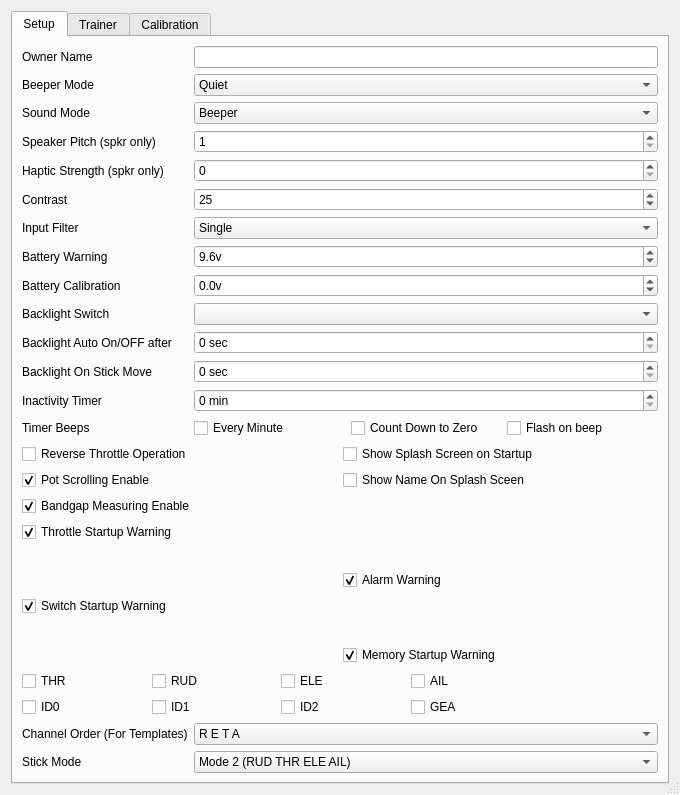
Qt form src/generaledit.ui (xhorizont/eepe) before a commit.
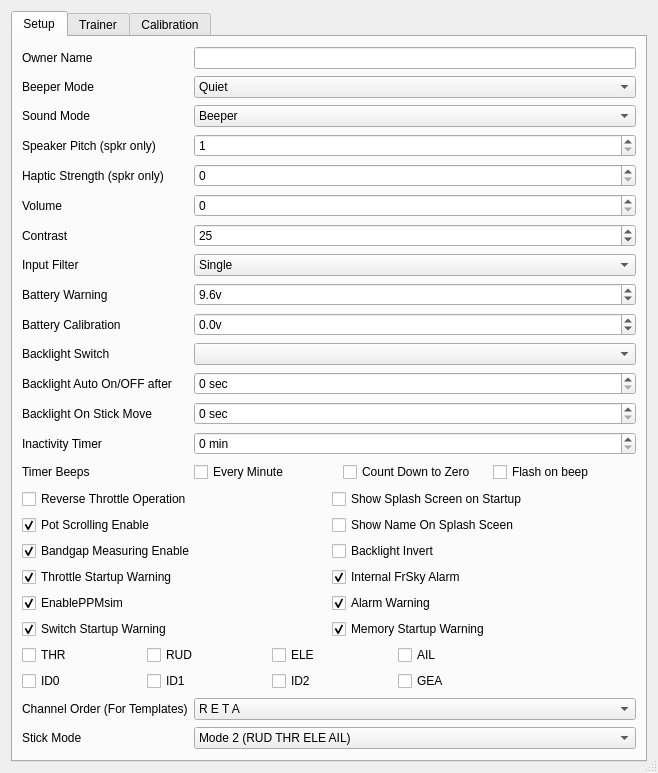
The same form after that commit. Icons and pictures are not drawn.

Commit message: backlightinv,volume,Ppmsim and IntFrSkyAlarms

Diff of the .ui file:
```diff
--- a/src/generaledit.ui
+++ b/src/generaledit.ui
@@ -6,8 +6,8 @@
    <rect>
     <x>0</x>
     <y>0</y>
-    <width>680</width>
-    <height>795</height>
+    <width>658</width>
+    <height>773</height>
    </rect>
   </property>
   <property name="windowTitle">
@@ -188,6 +188,20 @@
         </widget>
        </item>
        <item row="5" column="0">
+        <widget class="QLabel" name="label_37">
+         <property name="text">
+          <string>Volume</string>
+         </property>
+        </widget>
+       </item>
+       <item row="5" column="1">
+        <widget class="QSpinBox" name="volumeSB">
+         <property name="maximum">
+          <number>7</number>
+         </property>
+        </widget>
+       </item>
+       <item row="6" column="0">
         <widget class="QLabel" name="label">
          <property name="toolTip">
           <string extracomment="Screen Contrast [20-45]"/>
@@ -197,7 +211,7 @@
          </property>
         </widget>
        </item>
-       <item row="5" column="1">
+       <item row="6" column="1">
         <widget class="QSpinBox" name="contrastSB">
          <property name="toolTip">
           <string/>
@@ -224,14 +238,14 @@
          </property>
         </widget>
        </item>
-       <item row="6" column="0">
+       <item row="7" column="0">
         <widget class="QLabel" name="label_8">
          <property name="text">
           <string>Input Filter</string>
          </property>
         </widget>
        </item>
-       <item row="6" column="1">
+       <item row="7" column="1">
         <widget class="QComboBox" name="inputfilterCB">
          <item>
           <property name="text">
@@ -250,7 +264,7 @@
          </item>
         </widget>
        </item>
-       <item row="7" column="0">
+       <item row="8" column="0">
         <widget class="QLabel" name="label_2">
          <property name="toolTip">
           <string extracomment="Low Battery Voltage warning [5v-10v]"/>
@@ -260,7 +274,7 @@
          </property>
         </widget>
        </item>
-       <item row="7" column="1">
+       <item row="8" column="1">
         <widget class="QDoubleSpinBox" name="battwarningDSB">
          <property name="toolTip">
           <string/>
@@ -297,14 +311,14 @@
          </property>
         </widget>
        </item>
-       <item row="8" column="0">
+       <item row="9" column="0">
         <widget class="QLabel" name="label_3">
          <property name="text">
           <string>Battery Calibration</string>
          </property>
         </widget>
        </item>
-       <item row="8" column="1">
+       <item row="9" column="1">
         <widget class="QDoubleSpinBox" name="battcalibDSB">
          <property name="toolTip">
           <string/>
@@ -336,14 +350,14 @@
          </property>
         </widget>
        </item>
-       <item row="9" column="0">
+       <item row="10" column="0">
         <widget class="QLabel" name="label_4">
          <property name="text">
           <string>Backlight Switch</string>
          </property>
         </widget>
        </item>
-       <item row="9" column="1">
+       <item row="10" column="1">
         <widget class="QComboBox" name="backlightswCB">
          <property name="toolTip">
           <string/>
@@ -361,14 +375,14 @@
          </property>
         </widget>
        </item>
-       <item row="10" column="0">
+       <item row="11" column="0">
         <widget class="QLabel" name="label_5">
          <property name="text">
           <string>Backlight Auto On/OFF after</string>
          </property>
         </widget>
        </item>
-       <item row="10" column="1">
+       <item row="11" column="1">
         <widget class="QSpinBox" name="backlightautoSB">
          <property name="toolTip">
           <string/>
@@ -390,14 +404,14 @@
          </property>
         </widget>
        </item>
-       <item row="11" column="0">
+       <item row="12" column="0">
         <widget class="QLabel" name="label_38">
          <property name="text">
           <string>Backlight On Stick Move</string>
          </property>
         </widget>
        </item>
-       <item row="11" column="1">
+       <item row="12" column="1">
         <widget class="QSpinBox" name="backlightStickMove">
          <property name="toolTip">
           <string/>
@@ -419,14 +433,14 @@
          </property>
         </widget>
        </item>
-       <item row="12" column="0">
+       <item row="13" column="0">
         <widget class="QLabel" name="label_6">
          <property name="text">
           <string>Inactivity Timer</string>
          </property>
         </widget>
        </item>
-       <item row="12" column="1">
+       <item row="13" column="1">
         <widget class="QSpinBox" name="inactimerSB">
          <property name="toolTip">
           <string/>
@@ -445,15 +459,24 @@
          </property>
         </widget>
        </item>
-       <item row="13" column="0">
+       <item row="14" column="0">
         <widget class="QLabel" name="label_28">
+         <property name="sizePolicy">
+          <sizepolicy hsizetype="Preferred" vsizetype="Fixed">
+           <horstretch>0</horstretch>
+           <verstretch>0</verstretch>
+          </sizepolicy>
+         </property>
          <property name="text">
           <string>Timer Beeps</string>
          </property>
         </widget>
        </item>
-       <item row="13" column="1">
+       <item row="14" column="1">
         <layout class="QHBoxLayout" name="horizontalLayout">
+         <property name="spacing">
+          <number>6</number>
+         </property>
          <item>
           <widget class="QCheckBox" name="beepMinuteChkB">
            <property name="whatsThis">
@@ -494,8 +517,11 @@
          </item>
         </layout>
        </item>
-       <item row="14" column="0" colspan="2">
+       <item row="15" column="0" colspan="2">
         <layout class="QGridLayout" name="gridLayout_3">
+         <property name="sizeConstraint">
+          <enum>QLayout::SetNoConstraint</enum>
+         </property>
          <item row="0" column="0">
           <widget class="QCheckBox" name="thrrevChkB">
            <property name="whatsThis">
@@ -607,53 +633,7 @@
            </property>
           </widget>
          </item>
-         <item row="3" column="1" rowspan="2">
-          <widget class="QCheckBox" name="alarmwarnChkB">
-           <property name="whatsThis">
-            <string>&lt;!DOCTYPE HTML PUBLIC &quot;-//W3C//DTD HTML 4.0//EN&quot; &quot;http://www.w3.org/TR/REC-html40/strict.dtd&quot;&gt;
-&lt;html&gt;&lt;head&gt;&lt;meta name=&quot;qrichtext&quot; content=&quot;1&quot; /&gt;&lt;style type=&quot;text/css&quot;&gt;
-p, li { white-space: pre-wrap; }
-&lt;/style&gt;&lt;/head&gt;&lt;body style=&quot; font-family:'MS Shell Dlg 2'; font-size:8.25pt; font-weight:400; font-style:normal;&quot;&gt;
-&lt;p style=&quot; margin-top:0px; margin-bottom:0px; margin-left:0px; margin-right:0px; -qt-block-indent:0; text-indent:0px;&quot;&gt;&lt;span style=&quot; text-decoration: underline;&quot;&gt;Warnings&lt;/span&gt;&lt;/p&gt;
-&lt;p style=&quot;-qt-paragraph-type:empty; margin-top:0px; margin-bottom:0px; margin-left:0px; margin-right:0px; -qt-block-indent:0; text-indent:0px;&quot;&gt;&lt;/p&gt;
-&lt;p style=&quot; margin-top:0px; margin-bottom:0px; margin-left:0px; margin-right:0px; -qt-block-indent:0; text-indent:0px;&quot;&gt;These will define startup warnings.&lt;/p&gt;
-&lt;p style=&quot; margin-top:0px; margin-bottom:0px; margin-left:0px; margin-right:0px; -qt-block-indent:0; text-indent:0px;&quot;&gt;Throttle warning - will alert if the throttle is not at idle during startup&lt;/p&gt;
-&lt;p style=&quot; margin-top:0px; margin-bottom:0px; margin-left:0px; margin-right:0px; -qt-block-indent:0; text-indent:0px;&quot;&gt;Switch warning - will alert if switches are not in their defaul position&lt;/p&gt;
-&lt;p style=&quot; margin-top:0px; margin-bottom:0px; margin-left:0px; margin-right:0px; -qt-block-indent:0; text-indent:0px;&quot;&gt;Memory warning - will alert if there's not a lot of memory left&lt;/p&gt;
-&lt;p style=&quot; margin-top:0px; margin-bottom:0px; margin-left:0px; margin-right:0px; -qt-block-indent:0; text-indent:0px;&quot;&gt;Silent mode warning - will alert you if the beeper is set to quiet (0)&lt;/p&gt;&lt;/body&gt;&lt;/html&gt;</string>
-           </property>
-           <property name="text">
-            <string>Alarm Warning</string>
-           </property>
-           <property name="checked">
-            <bool>true</bool>
-           </property>
-          </widget>
-         </item>
-         <item row="4" column="0" rowspan="2">
-          <widget class="QCheckBox" name="switchwarnChkB">
-           <property name="whatsThis">
-            <string>&lt;!DOCTYPE HTML PUBLIC &quot;-//W3C//DTD HTML 4.0//EN&quot; &quot;http://www.w3.org/TR/REC-html40/strict.dtd&quot;&gt;
-&lt;html&gt;&lt;head&gt;&lt;meta name=&quot;qrichtext&quot; content=&quot;1&quot; /&gt;&lt;style type=&quot;text/css&quot;&gt;
-p, li { white-space: pre-wrap; }
-&lt;/style&gt;&lt;/head&gt;&lt;body style=&quot; font-family:'MS Shell Dlg 2'; font-size:8.25pt; font-weight:400; font-style:normal;&quot;&gt;
-&lt;p style=&quot; margin-top:0px; margin-bottom:0px; margin-left:0px; margin-right:0px; -qt-block-indent:0; text-indent:0px;&quot;&gt;&lt;span style=&quot; text-decoration: underline;&quot;&gt;Warnings&lt;/span&gt;&lt;/p&gt;
-&lt;p style=&quot;-qt-paragraph-type:empty; margin-top:0px; margin-bottom:0px; margin-left:0px; margin-right:0px; -qt-block-indent:0; text-indent:0px;&quot;&gt;&lt;/p&gt;
-&lt;p style=&quot; margin-top:0px; margin-bottom:0px; margin-left:0px; margin-right:0px; -qt-block-indent:0; text-indent:0px;&quot;&gt;These will define startup warnings.&lt;/p&gt;
-&lt;p style=&quot; margin-top:0px; margin-bottom:0px; margin-left:0px; margin-right:0px; -qt-block-indent:0; text-indent:0px;&quot;&gt;Throttle warning - will alert if the throttle is not at idle during startup&lt;/p&gt;
-&lt;p style=&quot; margin-top:0px; margin-bottom:0px; margin-left:0px; margin-right:0px; -qt-block-indent:0; text-indent:0px;&quot;&gt;Switch warning - will alert if switches are not in their defaul position&lt;/p&gt;
-&lt;p style=&quot; margin-top:0px; margin-bottom:0px; margin-left:0px; margin-right:0px; -qt-block-indent:0; text-indent:0px;&quot;&gt;Memory warning - will alert if there's not a lot of memory left&lt;/p&gt;
-&lt;p style=&quot; margin-top:0px; margin-bottom:0px; margin-left:0px; margin-right:0px; -qt-block-indent:0; text-indent:0px;&quot;&gt;Silent mode warning - will alert you if the beeper is set to quiet (0)&lt;/p&gt;&lt;/body&gt;&lt;/html&gt;</string>
-           </property>
-           <property name="text">
-            <string>Switch Startup Warning</string>
-           </property>
-           <property name="checked">
-            <bool>true</bool>
-           </property>
-          </widget>
-         </item>
-         <item row="5" column="1">
+         <item row="7" column="1">
           <widget class="QCheckBox" name="memwarnChkB">
            <property name="whatsThis">
             <string>&lt;!DOCTYPE HTML PUBLIC &quot;-//W3C//DTD HTML 4.0//EN&quot; &quot;http://www.w3.org/TR/REC-html40/strict.dtd&quot;&gt;
@@ -676,7 +656,7 @@
            </property>
           </widget>
          </item>
-         <item row="6" column="0" colspan="2">
+         <item row="8" column="0" colspan="2">
           <layout class="QGridLayout" name="gridLayout_7" columnminimumwidth="0,0,0,0,0">
            <item row="0" column="0">
             <widget class="QCheckBox" name="switchDefPos_1">
@@ -736,16 +716,142 @@
            </item>
           </layout>
          </item>
+         <item row="6" column="1">
+          <widget class="QCheckBox" name="alarmwarnChkB">
+           <property name="sizePolicy">
+            <sizepolicy hsizetype="Minimum" vsizetype="Fixed">
+             <horstretch>0</horstretch>
+             <verstretch>0</verstretch>
+            </sizepolicy>
+           </property>
+           <property name="whatsThis">
+            <string>&lt;!DOCTYPE HTML PUBLIC &quot;-//W3C//DTD HTML 4.0//EN&quot; &quot;http://www.w3.org/TR/REC-html40/strict.dtd&quot;&gt;
+&lt;html&gt;&lt;head&gt;&lt;meta name=&quot;qrichtext&quot; content=&quot;1&quot; /&gt;&lt;style type=&quot;text/css&quot;&gt;
+p, li { white-space: pre-wrap; }
+&lt;/style&gt;&lt;/head&gt;&lt;body style=&quot; font-family:'MS Shell Dlg 2'; font-size:8.25pt; font-weight:400; font-style:normal;&quot;&gt;
+&lt;p style=&quot; margin-top:0px; margin-bottom:0px; margin-left:0px; margin-right:0px; -qt-block-indent:0; text-indent:0px;&quot;&gt;&lt;span style=&quot; text-decoration: underline;&quot;&gt;Warnings&lt;/span&gt;&lt;/p&gt;
+&lt;p style=&quot;-qt-paragraph-type:empty; margin-top:0px; margin-bottom:0px; margin-left:0px; margin-right:0px; -qt-block-indent:0; text-indent:0px;&quot;&gt;&lt;/p&gt;
+&lt;p style=&quot; margin-top:0px; margin-bottom:0px; margin-left:0px; margin-right:0px; -qt-block-indent:0; text-indent:0px;&quot;&gt;These will define startup warnings.&lt;/p&gt;
+&lt;p style=&quot; margin-top:0px; margin-bottom:0px; margin-left:0px; margin-right:0px; -qt-block-indent:0; text-indent:0px;&quot;&gt;Throttle warning - will alert if the throttle is not at idle during startup&lt;/p&gt;
+&lt;p style=&quot; margin-top:0px; margin-bottom:0px; margin-left:0px; margin-right:0px; -qt-block-indent:0; text-indent:0px;&quot;&gt;Switch warning - will alert if switches are not in their defaul position&lt;/p&gt;
+&lt;p style=&quot; margin-top:0px; margin-bottom:0px; margin-left:0px; margin-right:0px; -qt-block-indent:0; text-indent:0px;&quot;&gt;Memory warning - will alert if there's not a lot of memory left&lt;/p&gt;
+&lt;p style=&quot; margin-top:0px; margin-bottom:0px; margin-left:0px; margin-right:0px; -qt-block-indent:0; text-indent:0px;&quot;&gt;Silent mode warning - will alert you if the beeper is set to quiet (0)&lt;/p&gt;&lt;/body&gt;&lt;/html&gt;</string>
+           </property>
+           <property name="text">
+            <string>Alarm Warning</string>
+           </property>
+           <property name="checked">
+            <bool>true</bool>
+           </property>
+          </widget>
+         </item>
+         <item row="7" column="0">
+          <widget class="QCheckBox" name="switchwarnChkB">
+           <property name="sizePolicy">
+            <sizepolicy hsizetype="Minimum" vsizetype="Fixed">
+             <horstretch>0</horstretch>
+             <verstretch>0</verstretch>
+            </sizepolicy>
+           </property>
+           <property name="whatsThis">
+            <string>&lt;!DOCTYPE HTML PUBLIC &quot;-//W3C//DTD HTML 4.0//EN&quot; &quot;http://www.w3.org/TR/REC-html40/strict.dtd&quot;&gt;
+&lt;html&gt;&lt;head&gt;&lt;meta name=&quot;qrichtext&quot; content=&quot;1&quot; /&gt;&lt;style type=&quot;text/css&quot;&gt;
+p, li { white-space: pre-wrap; }
+&lt;/style&gt;&lt;/head&gt;&lt;body style=&quot; font-family:'MS Shell Dlg 2'; font-size:8.25pt; font-weight:400; font-style:normal;&quot;&gt;
+&lt;p style=&quot; margin-top:0px; margin-bottom:0px; margin-left:0px; margin-right:0px; -qt-block-indent:0; text-indent:0px;&quot;&gt;&lt;span style=&quot; text-decoration: underline;&quot;&gt;Warnings&lt;/span&gt;&lt;/p&gt;
+&lt;p style=&quot;-qt-paragraph-type:empty; margin-top:0px; margin-bottom:0px; margin-left:0px; margin-right:0px; -qt-block-indent:0; text-indent:0px;&quot;&gt;&lt;/p&gt;
+&lt;p style=&quot; margin-top:0px; margin-bottom:0px; margin-left:0px; margin-right:0px; -qt-block-indent:0; text-indent:0px;&quot;&gt;These will define startup warnings.&lt;/p&gt;
+&lt;p style=&quot; margin-top:0px; margin-bottom:0px; margin-left:0px; margin-right:0px; -qt-block-indent:0; text-indent:0px;&quot;&gt;Throttle warning - will alert if the throttle is not at idle during startup&lt;/p&gt;
+&lt;p style=&quot; margin-top:0px; margin-bottom:0px; margin-left:0px; margin-right:0px; -qt-block-indent:0; text-indent:0px;&quot;&gt;Switch warning - will alert if switches are not in their defaul position&lt;/p&gt;
+&lt;p style=&quot; margin-top:0px; margin-bottom:0px; margin-left:0px; margin-right:0px; -qt-block-indent:0; text-indent:0px;&quot;&gt;Memory warning - will alert if there's not a lot of memory left&lt;/p&gt;
+&lt;p style=&quot; margin-top:0px; margin-bottom:0px; margin-left:0px; margin-right:0px; -qt-block-indent:0; text-indent:0px;&quot;&gt;Silent mode warning - will alert you if the beeper is set to quiet (0)&lt;/p&gt;&lt;/body&gt;&lt;/html&gt;</string>
+           </property>
+           <property name="text">
+            <string>Switch Startup Warning</string>
+           </property>
+           <property name="checked">
+            <bool>true</bool>
+           </property>
+          </widget>
+         </item>
+         <item row="2" column="1">
+          <widget class="QCheckBox" name="backlightinvertChkB">
+           <property name="toolTip">
+            <string>Show splash screen on startup</string>
+           </property>
+           <property name="whatsThis">
+            <string>Show splash screen on startup</string>
+           </property>
+           <property name="text">
+            <string>Backlight Invert</string>
+           </property>
+          </widget>
+         </item>
+         <item row="6" column="0">
+          <widget class="QCheckBox" name="enablePpmsimChkB">
+           <property name="whatsThis">
+            <string>&lt;!DOCTYPE HTML PUBLIC &quot;-//W3C//DTD HTML 4.0//EN&quot; &quot;http://www.w3.org/TR/REC-html40/strict.dtd&quot;&gt;
+&lt;html&gt;&lt;head&gt;&lt;meta name=&quot;qrichtext&quot; content=&quot;1&quot; /&gt;&lt;style type=&quot;text/css&quot;&gt;
+p, li { white-space: pre-wrap; }
+&lt;/style&gt;&lt;/head&gt;&lt;body style=&quot; font-family:'MS Shell Dlg 2'; font-size:8.25pt; font-weight:400; font-style:normal;&quot;&gt;
+&lt;p style=&quot; margin-top:0px; margin-bottom:0px; margin-left:0px; margin-right:0px; -qt-block-indent:0; text-indent:0px;&quot;&gt;&lt;span style=&quot; text-decoration: underline;&quot;&gt;Warnings&lt;/span&gt;&lt;/p&gt;
+&lt;p style=&quot;-qt-paragraph-type:empty; margin-top:0px; margin-bottom:0px; margin-left:0px; margin-right:0px; -qt-block-indent:0; text-indent:0px;&quot;&gt;&lt;/p&gt;
+&lt;p style=&quot; margin-top:0px; margin-bottom:0px; margin-left:0px; margin-right:0px; -qt-block-indent:0; text-indent:0px;&quot;&gt;These will define startup warnings.&lt;/p&gt;
+&lt;p style=&quot; margin-top:0px; margin-bottom:0px; margin-left:0px; margin-right:0px; -qt-block-indent:0; text-indent:0px;&quot;&gt;Throttle warning - will alert if the throttle is not at idle during startup&lt;/p&gt;
+&lt;p style=&quot; margin-top:0px; margin-bottom:0px; margin-left:0px; margin-right:0px; -qt-block-indent:0; text-indent:0px;&quot;&gt;Switch warning - will alert if switches are not in their defaul position&lt;/p&gt;
+&lt;p style=&quot; margin-top:0px; margin-bottom:0px; margin-left:0px; margin-right:0px; -qt-block-indent:0; text-indent:0px;&quot;&gt;Memory warning - will alert if there's not a lot of memory left&lt;/p&gt;
+&lt;p style=&quot; margin-top:0px; margin-bottom:0px; margin-left:0px; margin-right:0px; -qt-block-indent:0; text-indent:0px;&quot;&gt;Silent mode warning - will alert you if the beeper is set to quiet (0)&lt;/p&gt;&lt;/body&gt;&lt;/html&gt;</string>
+           </property>
+           <property name="text">
+            <string>EnablePPMsim</string>
+           </property>
+           <property name="checked">
+            <bool>true</bool>
+           </property>
+           <property name="tristate">
+            <bool>false</bool>
+           </property>
+          </widget>
+         </item>
+         <item row="3" column="1">
+          <widget class="QCheckBox" name="internalFrskyAlarmChkB">
+           <property name="sizePolicy">
+            <sizepolicy hsizetype="Minimum" vsizetype="Fixed">
+             <horstretch>0</horstretch>
+             <verstretch>0</verstretch>
+            </sizepolicy>
+           </property>
+           <property name="whatsThis">
+            <string>&lt;!DOCTYPE HTML PUBLIC &quot;-//W3C//DTD HTML 4.0//EN&quot; &quot;http://www.w3.org/TR/REC-html40/strict.dtd&quot;&gt;
+&lt;html&gt;&lt;head&gt;&lt;meta name=&quot;qrichtext&quot; content=&quot;1&quot; /&gt;&lt;style type=&quot;text/css&quot;&gt;
+p, li { white-space: pre-wrap; }
+&lt;/style&gt;&lt;/head&gt;&lt;body style=&quot; font-family:'MS Shell Dlg 2'; font-size:8.25pt; font-weight:400; font-style:normal;&quot;&gt;
+&lt;p style=&quot; margin-top:0px; margin-bottom:0px; margin-left:0px; margin-right:0px; -qt-block-indent:0; text-indent:0px;&quot;&gt;&lt;span style=&quot; text-decoration: underline;&quot;&gt;Warnings&lt;/span&gt;&lt;/p&gt;
+&lt;p style=&quot;-qt-paragraph-type:empty; margin-top:0px; margin-bottom:0px; margin-left:0px; margin-right:0px; -qt-block-indent:0; text-indent:0px;&quot;&gt;&lt;/p&gt;
+&lt;p style=&quot; margin-top:0px; margin-bottom:0px; margin-left:0px; margin-right:0px; -qt-block-indent:0; text-indent:0px;&quot;&gt;These will define startup warnings.&lt;/p&gt;
+&lt;p style=&quot; margin-top:0px; margin-bottom:0px; margin-left:0px; margin-right:0px; -qt-block-indent:0; text-indent:0px;&quot;&gt;Throttle warning - will alert if the throttle is not at idle during startup&lt;/p&gt;
+&lt;p style=&quot; margin-top:0px; margin-bottom:0px; margin-left:0px; margin-right:0px; -qt-block-indent:0; text-indent:0px;&quot;&gt;Switch warning - will alert if switches are not in their defaul position&lt;/p&gt;
+&lt;p style=&quot; margin-top:0px; margin-bottom:0px; margin-left:0px; margin-right:0px; -qt-block-indent:0; text-indent:0px;&quot;&gt;Memory warning - will alert if there's not a lot of memory left&lt;/p&gt;
+&lt;p style=&quot; margin-top:0px; margin-bottom:0px; margin-left:0px; margin-right:0px; -qt-block-indent:0; text-indent:0px;&quot;&gt;Silent mode warning - will alert you if the beeper is set to quiet (0)&lt;/p&gt;&lt;/body&gt;&lt;/html&gt;</string>
+           </property>
+           <property name="text">
+            <string>Internal FrSky Alarm</string>
+           </property>
+           <property name="checked">
+            <bool>true</bool>
+           </property>
+          </widget>
+         </item>
         </layout>
        </item>
-       <item row="15" column="0">
+       <item row="16" column="0">
         <widget class="QLabel" name="label_13">
          <property name="text">
           <string>Channel Order (For Templates)</string>
          </property>
         </widget>
        </item>
-       <item row="15" column="1">
+       <item row="16" column="1">
         <widget class="QComboBox" name="channelorderCB">
          <property name="toolTip">
           <string/>
@@ -883,14 +989,14 @@
          </item>
         </widget>
        </item>
-       <item row="16" column="0">
+       <item row="17" column="0">
         <widget class="QLabel" name="label_14">
          <property name="text">
           <string>Stick Mode</string>
          </property>
         </widget>
        </item>
-       <item row="16" column="1">
+       <item row="17" column="1">
         <widget class="QComboBox" name="stickmodeCB">
          <property name="toolTip">
           <string/>
```
The commit also changes 3 other files.
